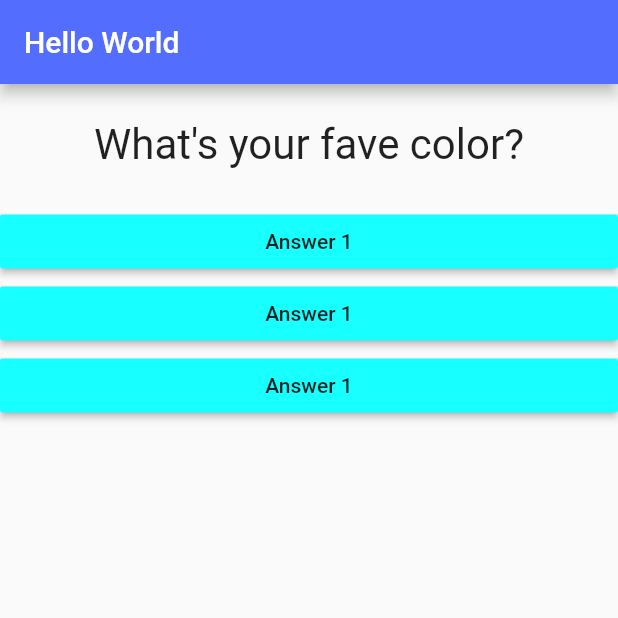
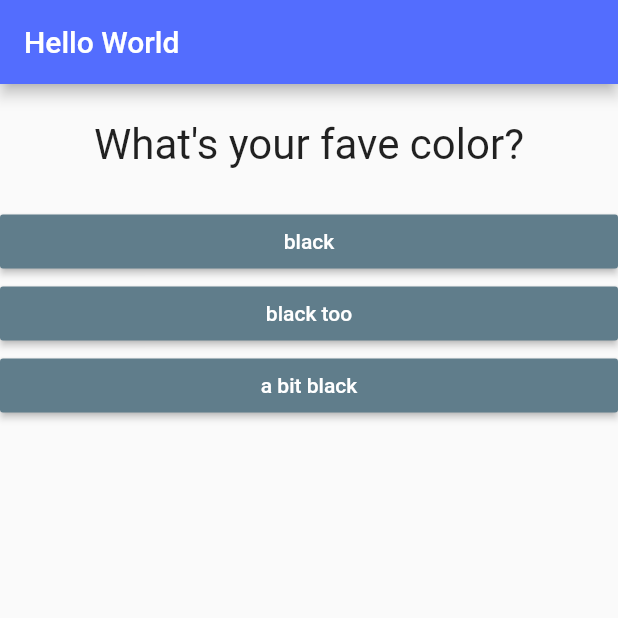
Before and after one commit to irwanphan/firstlutter, a Flutter app: the screen it shows after launch, on a phone screen of 412 x 824 dp, the top half of it. Run offline on Flutter 3.47's test engine with Material 2 defaults, Android fonts, the phone set to English and light mode, and no system bars.

Commit message:
take questions and answers from list

```diff
--- a/lib/answer.dart
+++ b/lib/answer.dart
@@ -3,16 +3,18 @@ import 'package:flutter/material.dart';
 class Answer extends StatelessWidget {
   // whatever function passed into the answer widget
   final Function selectHandler;
+  final String answerText;
 
-  Answer(this.selectHandler);
+  Answer(this.selectHandler, this.answerText);
 
   @override
   Widget build(BuildContext context) {
     return Container(
       width: double.infinity,
       child: RaisedButton(
-        color: Colors.cyanAccent,
-        child: Text('Answer 1'),
+        color: Colors.blueGrey,
+        textColor: Colors.white,
+        child: Text(answerText),
         onPressed: selectHandler,
       ),
     );
--- a/lib/main.dart
+++ b/lib/main.dart
@@ -34,8 +34,31 @@ class _MyAppState extends State<MyApp> {
   @override
   Widget build(BuildContext context) {
     var questions = [
-      'What\'s your fave color?',
-      'Who a ya?'
+      {
+        'questionText': 'What\'s your fave color?',
+        'answers': [
+          'black',
+          'black too',
+          'a bit black'
+        ]
+      },
+      {
+        'questionText': 'What\'s your fave animal?',
+        'answers': [
+          'tiger',
+          'phanter',
+          'cat'
+        ]
+      },
+      {
+        'questionText': 'What\'s your fave drink?',
+        'answers': [
+          'coffee',
+          'coffee milk',
+          'cappucino',
+          'water, with coffee'
+        ]
+      },
     ];
     return MaterialApp(
       home: Scaffold(
@@ -47,11 +70,14 @@ class _MyAppState extends State<MyApp> {
           children: [
             // question constructor in question.dart
             Question(
-              questions[_questionIndex],
+              questions[_questionIndex]['questionText'],
             ),
-            Answer(_answerQuestion),
-            Answer(_answerQuestion),
-            Answer(_answerQuestion),
+            // for every single question, map the answers to list
+            //  ( as list<String>) let dart knows it is a list
+            // ... separate operator, take list, pull values from it and add it to a list without nested list
+            ...(questions[_questionIndex]['answers'] as List<String>).map((answer) {
+              return Answer(_answerQuestion, answer);
+            }).toList()
           ],
         ),
       ),
```
